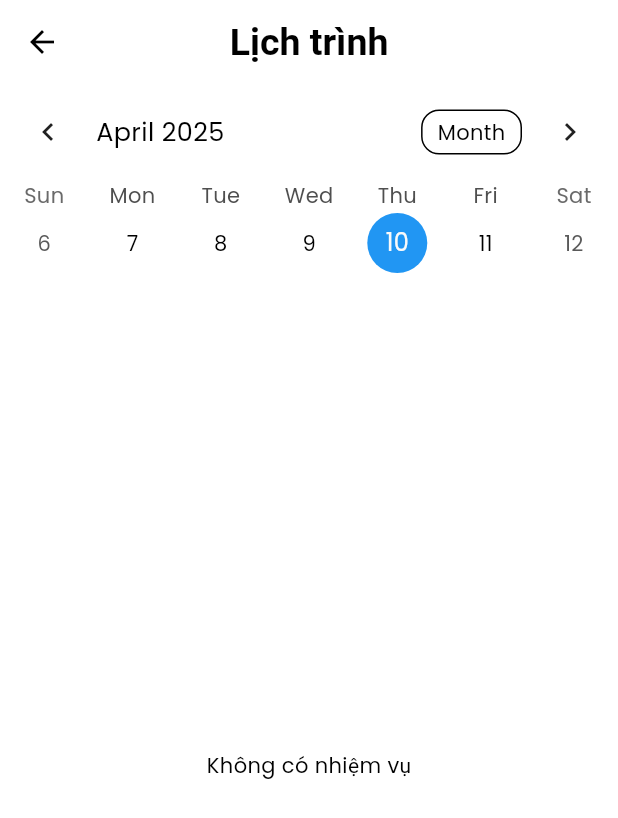
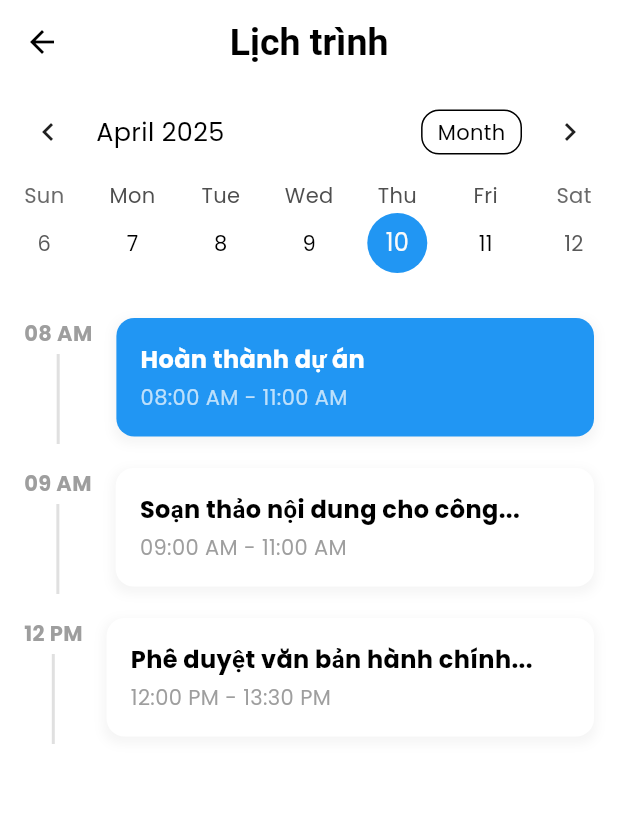
Before and after one commit to namle1805/Document_Management_System_Mobile, a Flutter app: the TaskListPage screen opened directly, on a phone screen of 412 x 824 dp. Shown: the top 818 px of the screen. Run offline on Flutter 3.47's test engine with Material 3 defaults, Android fonts, the phone set to English and light mode, and no system bars; drawn by our look-alikes of table_calendar; our stand-ins replace get, get_storage, google_fonts, iconsax, smooth_page_indicator; missing offline and left inert: syncfusion_flutter_pdfviewer; accounts and stored records are empty; network calls fail.

Commit message:
update document_detail & task_list

```diff
--- a/lib/features/task/screens/task_list/task_list.dart
+++ b/lib/features/task/screens/task_list/task_list.dart
@@ -28,6 +28,25 @@ class _TaskListPageState extends State<TaskListPage> {
     },
     {
       'date': DateTime(2025, 4, 8),
+      'time': '12 PM',
+      'title': 'Phê duyệt văn bản hành chính...',
+      'timeRange': '12:00 PM - 13:30 PM',
+    },
+    {
+      'date': DateTime(2025, 4, 10),
+      'time': '08 AM',
+      'title': 'Hoàn thành dự án',
+      'timeRange': '08:00 AM - 11:00 AM',
+      'isHighlighted': true,
+    },
+    {
+      'date': DateTime(2025, 4, 10),
+      'time': '09 AM',
+      'title': 'Soạn thảo nội dung cho công...',
+      'timeRange': '09:00 AM - 11:00 AM',
+    },
+    {
+      'date': DateTime(2025, 4, 10),
       'time': '12 PM',
       'title': 'Phê duyệt văn bản hành chính...',
       'timeRange': '12:00 PM - 13:30 PM',
```
Also changed, not shown: lib/features/document/screens/document_detail/document_detail.dart (+5 -5 lines).
